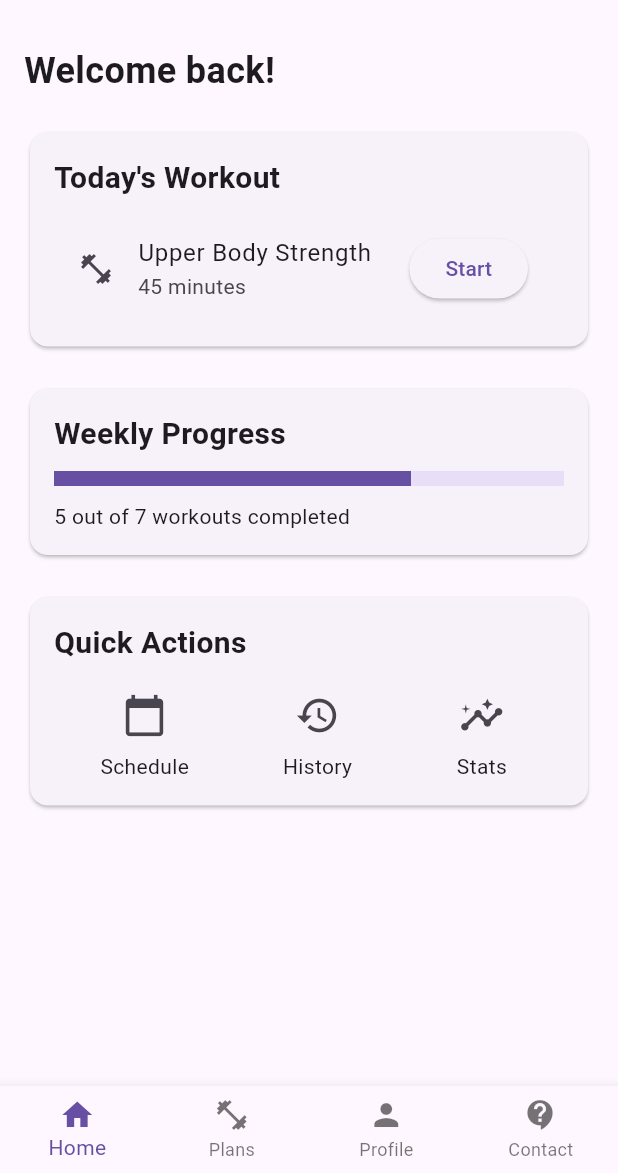
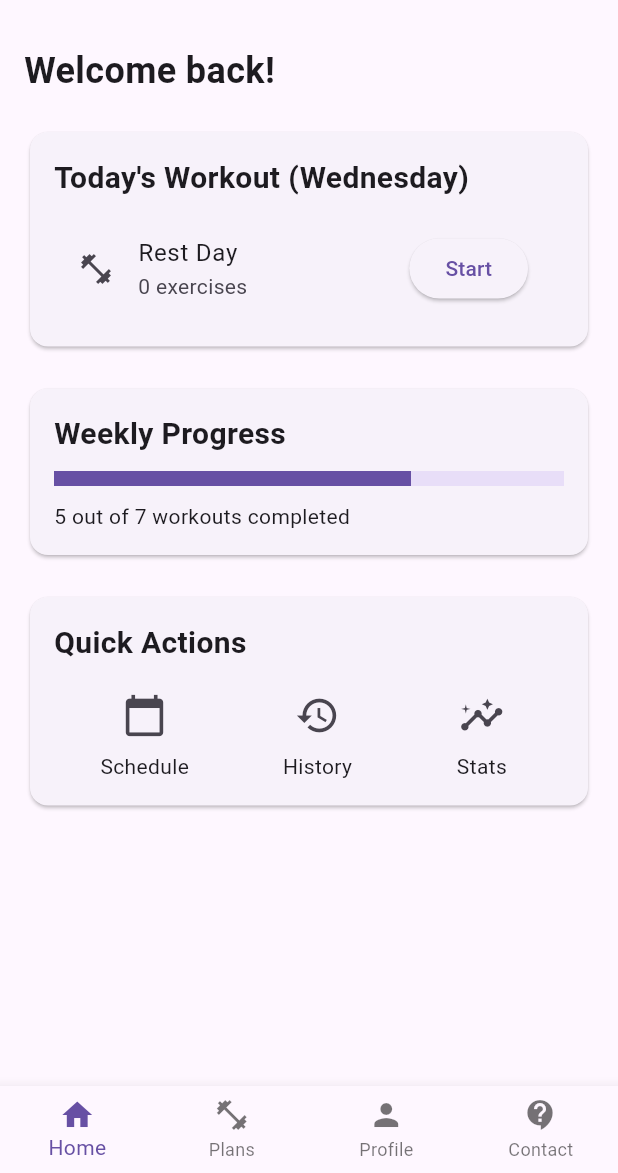
Before and after one commit to ahmdzakie/workout_tracker, a Flutter app: the screen it shows after launch, on a phone screen of 412 x 824 dp, the part 63-1236 px from its top. Run offline on Flutter 3.47's test engine with Material 3 defaults, Android fonts, the phone set to English and light mode, and no system bars; statements that could not run were skipped; project files that could hold a hidden picture were left out.

Commit message:
Direct the start button on the home page to today's wokrout

```diff
--- a/lib/screens/home_screen.dart
+++ b/lib/screens/home_screen.dart
@@ -1,4 +1,8 @@
 import 'package:flutter/material.dart';
+import '../data/repositories/workout_repository.dart';
+import '../data/repositories/mock_workout_repository.dart';
+import '../data/models/workout.dart';
+import 'day_detail_screen.dart';
 
 class HomeScreen extends StatelessWidget {
   const HomeScreen({super.key});
@@ -20,7 +24,7 @@ class HomeScreen extends StatelessWidget {
                 style: TextStyle(fontSize: 24, fontWeight: FontWeight.bold),
               ),
               const SizedBox(height: 20),
-              _buildTodayWorkout(),
+              _buildTodayWorkout(context),
               const SizedBox(height: 20),
               _buildProgressSection(),
               const SizedBox(height: 20),
@@ -32,24 +36,60 @@ class HomeScreen extends StatelessWidget {
     );
   }
 
-  Widget _buildTodayWorkout() {
+  Widget _buildTodayWorkout(BuildContext context) {
+    //TODO: Change the mockworkoutRepository with  actual repository
+    final WorkoutRepository repository = MockWorkoutRepository();
+    final days = ['Monday', 'Tuesday', 'Wednesday', 'Thursday', 'Friday', 'Saturday', 'Sunday'];
+    final today = days[DateTime.now().weekday - 1];
+
+    return FutureBuilder<List<Workout>>(
+      future: repository.getWorkouts(),
+      builder: (context, snapshot) {
+        if (snapshot.connectionState == ConnectionState.waiting) {
+          return const Card(
+            child: Center(child: CircularProgressIndicator()),
+          );
+        }
+
+        final todayWorkout = snapshot.data?.firstWhere(
+          (w) => w.dayOfWeek == today,
+          orElse: () => Workout(
+            id: '',
+            name: 'Rest Day',
+            description: 'No workout scheduled',
+            exercises: [],
+            date: DateTime.now(),
+            dayOfWeek: today,
+          ),
+        );
+
         return Card(
           child: Padding(
             padding: const EdgeInsets.all(16.0),
             child: Column(
               crossAxisAlignment: CrossAxisAlignment.start,
               children: [
-            const Text(
-              'Today\'s Workout',
+                Text(
+                  'Today\'s Workout ($today)',
                   style: TextStyle(fontSize: 20, fontWeight: FontWeight.bold),
                 ),
                 const SizedBox(height: 10),
                 ListTile(
                   leading: const Icon(Icons.fitness_center),
-              title: const Text('Upper Body Strength'),
-              subtitle: const Text('45 minutes'),
+                  title: Text(todayWorkout?.name ?? 'Rest Day'),
+                  subtitle: Text('${todayWorkout?.exercises.length ?? 0} exercises'),
                   trailing: ElevatedButton(
-                onPressed: () {},
+                    onPressed: () {
+                      Navigator.push(
+                        context,
+                        MaterialPageRoute(
+                          builder: (context) => DayDetailScreen(
+                            day: today,
+                            exercises: todayWorkout?.exercises ?? [],
+                          ),
+                        ),
+                      );
+                    },
                     child: const Text('Start'),
                   ),
                 ),
@@ -57,8 +97,9 @@ class HomeScreen extends StatelessWidget {
             ),
           ),
         );
+      },
+    );
   }
-
   Widget _buildProgressSection() {
     return Card(
       child: Padding(
```
Lines whose indentation alone changed are shown as unchanged.
